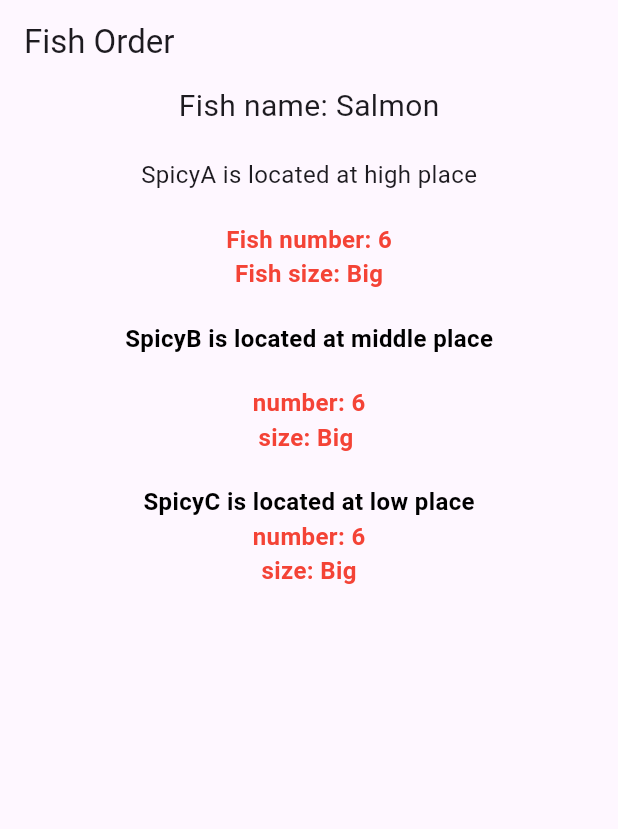
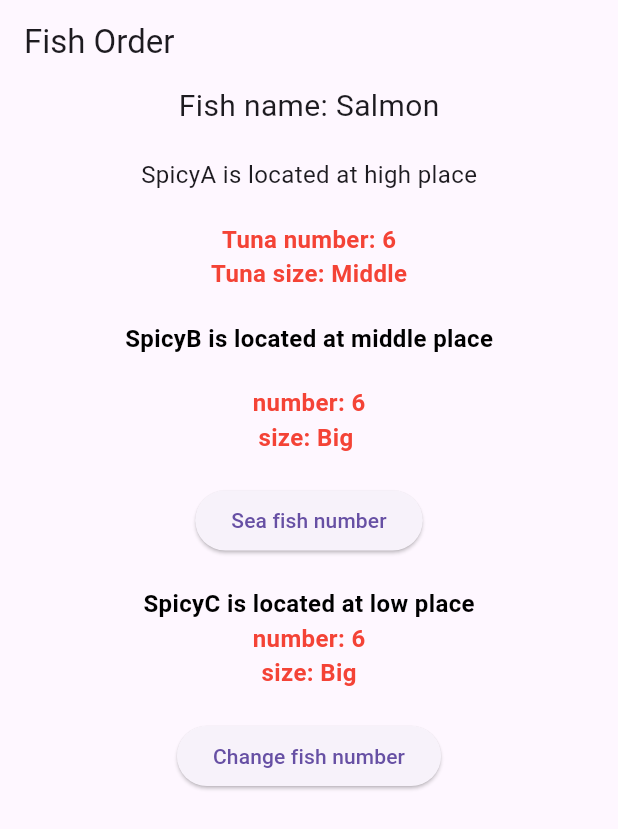
Before and after one commit to minchodang/flutter-ps, a Flutter app: the screen it shows after launch, on a phone screen of 412 x 824 dp. Shown: the top 829 px of the screen. Run offline on Flutter 3.47's test engine with Material 3 defaults, Android fonts, the light colour scheme and no system bars; our stand-ins replace cloud_firestore, firebase_auth, firebase_core, flutter_chat_bubble, flutter_spinkit, flutter_svg and 4 more; missing offline and left inert: timer_builder; accounts and stored records are empty.

Commit message:
Feat: multiProvider (#37)

```diff
--- a/lib/main.dart
+++ b/lib/main.dart
@@ -3,6 +3,7 @@ import 'package:firebase_core/firebase_core.dart';
 import 'package:flutter/material.dart';
 import 'package:flutter_application_1/firebase_options.dart';
 import 'package:flutter_application_1/provider/fish_model.dart';
+import 'package:flutter_application_1/provider/seafish_model.dart';
 import 'package:flutter_application_1/screens/chat/chat_screen.dart';
 import 'package:flutter_application_1/screens/chat/main_screen.dart';
 import 'package:provider/provider.dart';
@@ -16,8 +17,17 @@ class MyApp extends StatelessWidget {
 
   @override
   Widget build(BuildContext context) {
-    return Provider(
-      create: (context) => FishModel(name: 'Salmon', number: 6, size: 'Big'),
+    return MultiProvider(
+      providers: [
+        ChangeNotifierProvider(
+          create: (context) =>
+              FishModel(name: 'Salmon', number: 6, size: 'Big'),
+        ),
+        ChangeNotifierProvider(
+          create: (context) =>
+              SeaFishModel(name: 'Tuna', tunaNumber: 6, size: 'Middle'),
+        )
+      ],
       child: MaterialApp(
         home: FishOrder(),
       ),
@@ -80,7 +90,7 @@ class SpicyA extends StatelessWidget {
     return Column(
       children: [
         Text(
-          'Fish number: ${Provider.of<FishModel>(context).number}',
+          'Tuna number: ${Provider.of<SeaFishModel>(context).tunaNumber}',
           style: TextStyle(
             fontSize: 16,
             color: Colors.red,
@@ -88,7 +98,7 @@ class SpicyA extends StatelessWidget {
           ),
         ),
         Text(
-          'Fish size: ${Provider.of<FishModel>(context).size}',
+          'Tuna size: ${Provider.of<SeaFishModel>(context).size}',
           style: TextStyle(
             fontSize: 16,
             color: Colors.red,
@@ -154,7 +164,17 @@ class SpicyB extends StatelessWidget {
         SizedBox(
           height: 20,
         ),
-        Low()
+        ElevatedButton(
+          onPressed: () {
+            Provider.of<SeaFishModel>(context, listen: false)
+                .changeSeaFishNumber();
+          },
+          child: Text('Sea fish number'),
+        ),
+        SizedBox(
+          height: 20,
+        ),
+        Low(),
       ],
     );
   }
@@ -207,6 +227,12 @@ class SpicyC extends StatelessWidget {
         SizedBox(
           height: 20,
         ),
+        ElevatedButton(
+          onPressed: () {
+            Provider.of<FishModel>(context, listen: false).changeFishNumber();
+          },
+          child: Text('Change fish number'),
+        ),
       ],
     );
   }
--- a/lib/provider/fish_model.dart
+++ b/lib/provider/fish_model.dart
@@ -1,7 +1,14 @@
-class FishModel {
+import 'package:flutter/material.dart';
+
+class FishModel with ChangeNotifier {
   final String name;
-  final int number;
+  int number;
   final String size;
 
   FishModel({required this.name, required this.number, required this.size});
+
+  void changeFishNumber() {
+    number++;
+    notifyListeners();
+  }
 }
--- /dev/null
+++ b/lib/provider/seafish_model.dart
@@ -0,0 +1,15 @@
+import 'package:flutter/material.dart';
+
+class SeaFishModel with ChangeNotifier {
+  final String name;
+  int tunaNumber;
+  final String size;
+
+  SeaFishModel(
+      {required this.name, required this.tunaNumber, required this.size});
+
+  void changeSeaFishNumber() {
+    tunaNumber++;
+    notifyListeners();
+  }
+}
```
